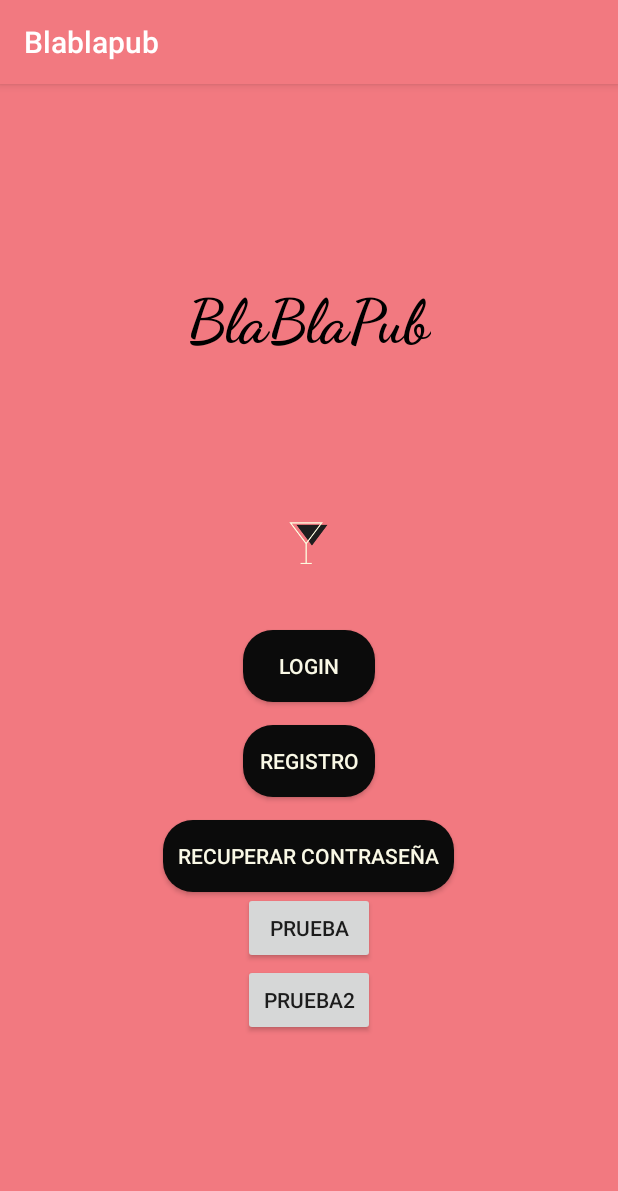
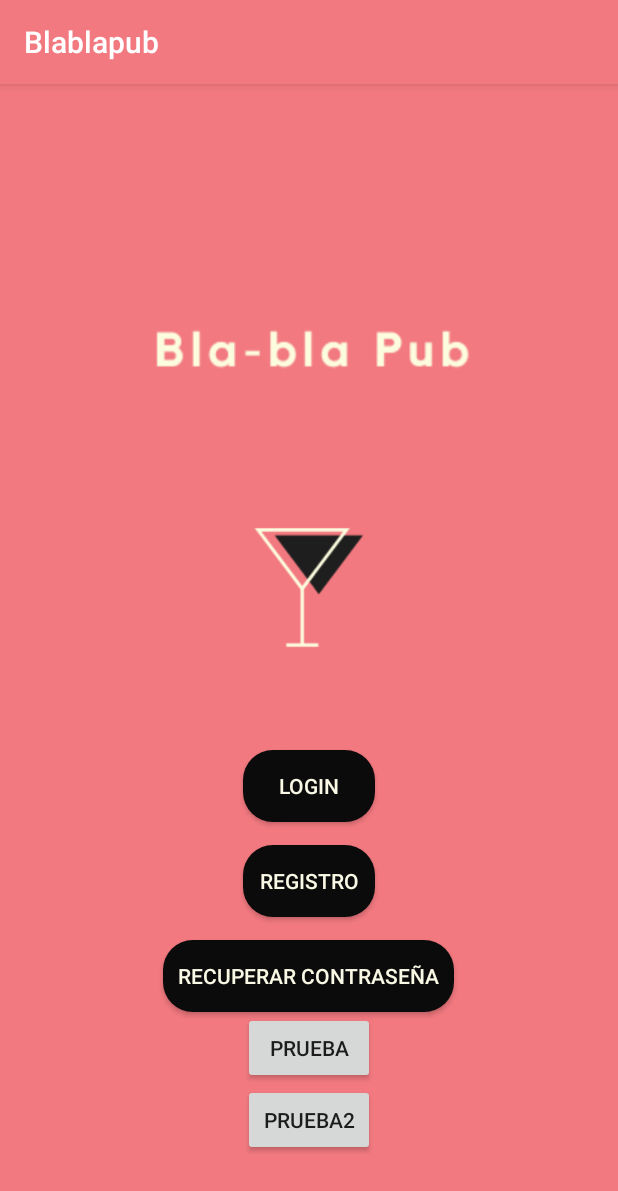
Before and after one commit to hectorLopezCEV/blablapub_android, an Android app: the screen it shows after launch (MainActivity), on a phone screen of 412 x 824 dp. Shown: the top 1191 px of the screen. Run offline under Robolectric (Android 15) with nearby library versions, the phone set to English and light mode, and no system bars.

Commit message:
diseños

```diff
--- a/app/src/main/res/layout/activity_main.xml
+++ b/app/src/main/res/layout/activity_main.xml
@@ -9,28 +9,27 @@
     android:background="#F27980"
     tools:context=".MainActivity">
 
-    <TextView
-        android:layout_width="wrap_content"
-        android:layout_height="wrap_content"
-        android:fontFamily="cursive"
-        android:gravity="top"
-        android:text="BlaBlaPub"
-        android:textColor="@android:color/black"
-        android:textSize="40dp"
-        android:textStyle="bold"
-        tools:fontFamily="cursive" />
-
     <ImageView
-        android:id="@+id/imagenApp"
-        android:layout_width="70dp"
-        android:layout_height="90dp"
+        android:id="@+id/loguitoApp"
+        android:layout_width="300dp"
+        android:layout_height="100dp"
         android:layout_marginTop="76dp"
         app:layout_constraintEnd_toEndOf="parent"
         app:layout_constraintHorizontal_bias="0.498"
         app:layout_constraintStart_toStartOf="parent"
         app:layout_constraintTop_toTopOf="parent"
+        android:src="@drawable/logolyrics"
+        />
+
+    <ImageView
+        android:id="@+id/imagenApp"
+        android:layout_width="200dp"
+        android:layout_height="200dp"
         android:src="@drawable/logo"
-        />
+        app:layout_constraintEnd_toEndOf="@id/loguitoApp"
+        app:layout_constraintHorizontal_bias="0.498"
+        app:layout_constraintStart_toStartOf="parent"
+        app:layout_constraintTop_toTopOf="parent" />
 
     <Button
         android:id="@+id/login"
--- a/app/src/main/res/layout/activity_recuperar_con.xml
+++ b/app/src/main/res/layout/activity_recuperar_con.xml
@@ -55,8 +55,8 @@
 
     <ImageView
         android:id="@+id/imageView"
-        android:layout_width="70dp"
-        android:layout_height="90dp"
+        android:layout_width="200dp"
+        android:layout_height="200dp"
         android:layout_marginTop="76dp"
         app:layout_constraintEnd_toEndOf="parent"
         app:layout_constraintHorizontal_bias="0.498"
--- a/app/src/main/res/layout/activity_vista_detalle_bar.xml
+++ b/app/src/main/res/layout/activity_vista_detalle_bar.xml
@@ -5,7 +5,7 @@
     android:layout_width="match_parent"
     android:layout_height="match_parent"
     tools:context=".VistaDetalleBar"
-    android:background="#090909">
+    android:background="@color/colorPrimary">
 
     <TextView
         android:id="@+id/nombreNegocio"
@@ -13,7 +13,7 @@
         android:layout_height="50dp"
         android:gravity="center"
         android:text="Pub ejemplo app"
-        android:textColor="@color/colorAccent"
+        android:textColor="@color/colorPrimaryDark"
         android:textSize="30dp"
         app:layout_constraintEnd_toEndOf="parent"
         app:layout_constraintStart_toStartOf="parent"
--- a/app/src/main/res/values/colors.xml
+++ b/app/src/main/res/values/colors.xml
@@ -1,6 +1,6 @@
 <?xml version="1.0" encoding="utf-8"?>
 <resources>
     <color name="colorPrimary">#F27980</color>
-    <color name="colorPrimaryDark">#3700B3</color>
-    <color name="colorAccent">#F9FAFA</color>
+    <color name="colorPrimaryDark">#000000</color>
+    <color name="colorAccent">#F6EFBF</color>
 </resources>
```
